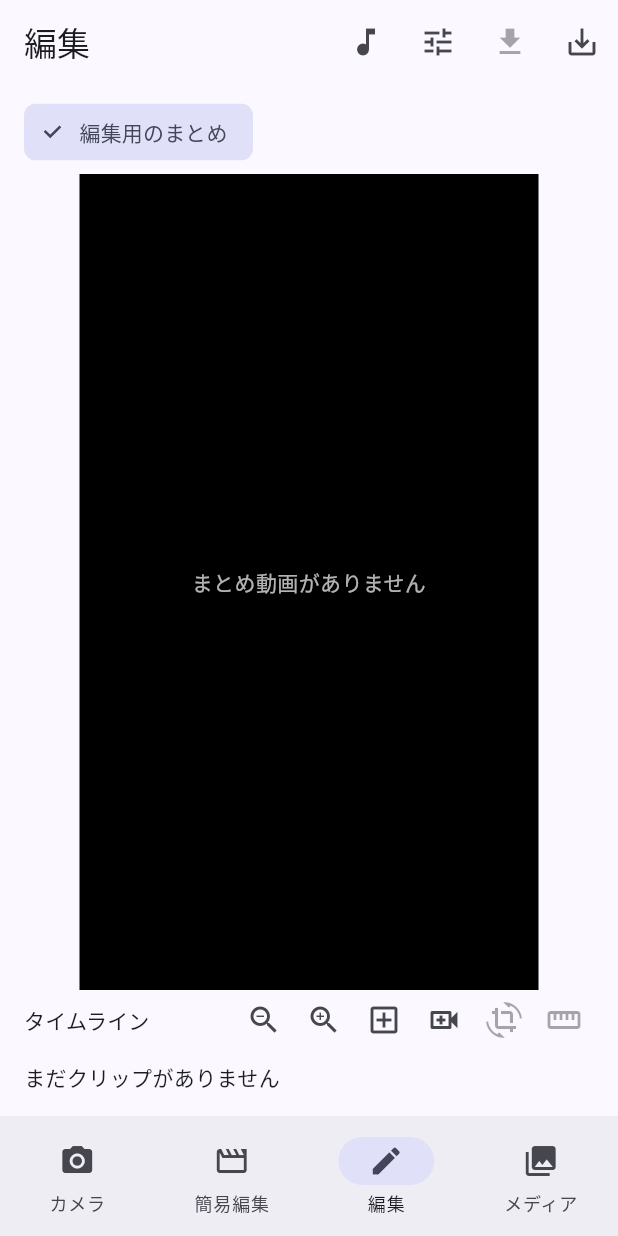
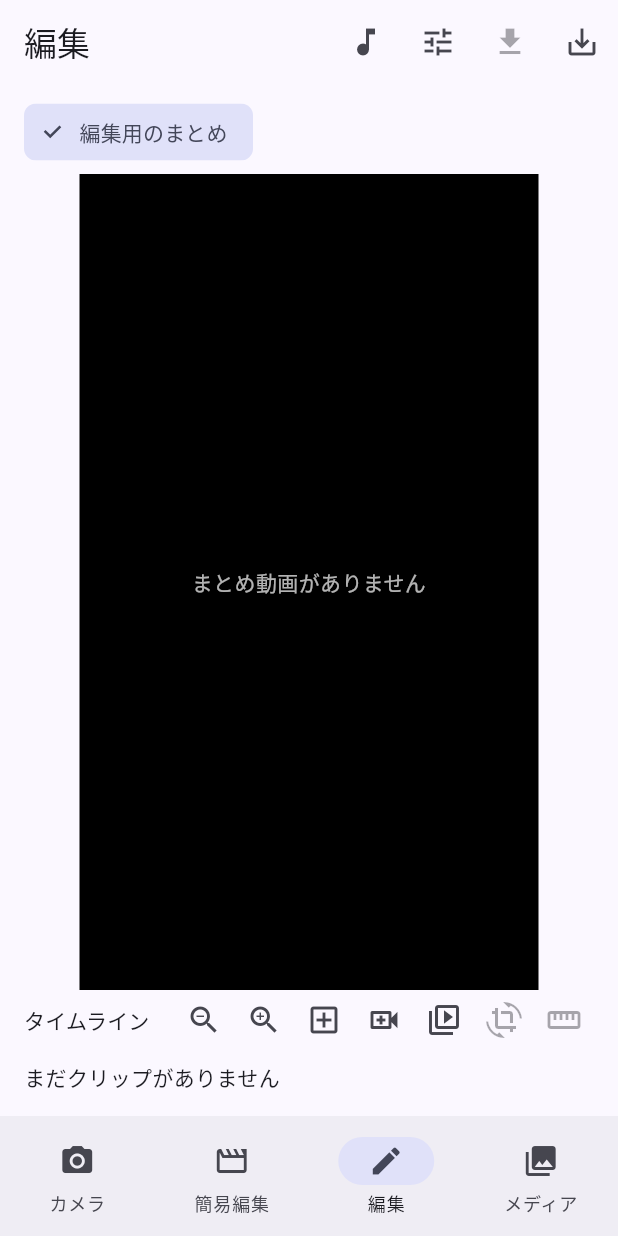
Before and after one commit to toshitoshi-creator/toshi_vlog, a Flutter app: the screen it shows after launch, item 3 of the bottom bar chosen, on a phone screen of 412 x 824 dp. Run offline on Flutter 3.47's test engine with Material 3 defaults, Android fonts, the phone set to English and light mode, and no system bars; our stand-ins replace audioplayers, camera, file_picker, flutter_colorpicker, google_mobile_ads, image_picker and 2 more; missing offline and left inert: ffmpeg_kit_flutter_new, gal.

Commit message:
Let 編集 tab also add clips from the app's own メディア library
Second icon on the timeline toolbar next to カメラロールから追加,
picking from VideoLibrary.videos (the same list the メディア tab
shows) instead of the device's whole photo library.

```diff
--- a/lib/widgets/video_editor_timeline.dart
+++ b/lib/widgets/video_editor_timeline.dart
@@ -30,6 +30,7 @@ class VideoEditorTimeline extends StatefulWidget {
     required this.onCommitCaptionTiming,
     required this.onAddText,
     required this.onAddClip,
+    required this.onAddClipFromMedia,
     required this.onEditFraming,
     required this.onEditClipTiming,
     required this.onDeselectAll,
@@ -72,6 +73,11 @@ class VideoEditorTimeline extends StatefulWidget {
   /// clip picked from the photo library, alongside whatever's already on
   /// the timeline.
   final VoidCallback onAddClip;
+
+  /// Fired by the toolbar's メディア icon — lets the user append a clip
+  /// picked from the videos already recorded in the app instead of the
+  /// device's whole photo library.
+  final VoidCallback onAddClipFromMedia;
 
   /// Opens the 画角編集 (framing) screen for the clip at this index —
   /// fired by the toolbar's crop/rotate icon, enabled only when a clip is
@@ -597,6 +603,12 @@ class _VideoEditorTimelineState extends State<VideoEditorTimeline> {
                 visualDensity: VisualDensity.compact,
               ),
               IconButton(
+                icon: const Icon(Icons.video_library_outlined),
+                tooltip: 'メディアから追加',
+                onPressed: widget.onAddClipFromMedia,
+                visualDensity: VisualDensity.compact,
+              ),
+              IconButton(
                 icon: const Icon(Icons.crop_rotate),
                 tooltip: '画角編集',
                 onPressed: _selectedClipIndex == null
```
Also changed, not shown: lib/screens/edit_screen.dart (+38 -0 lines).
